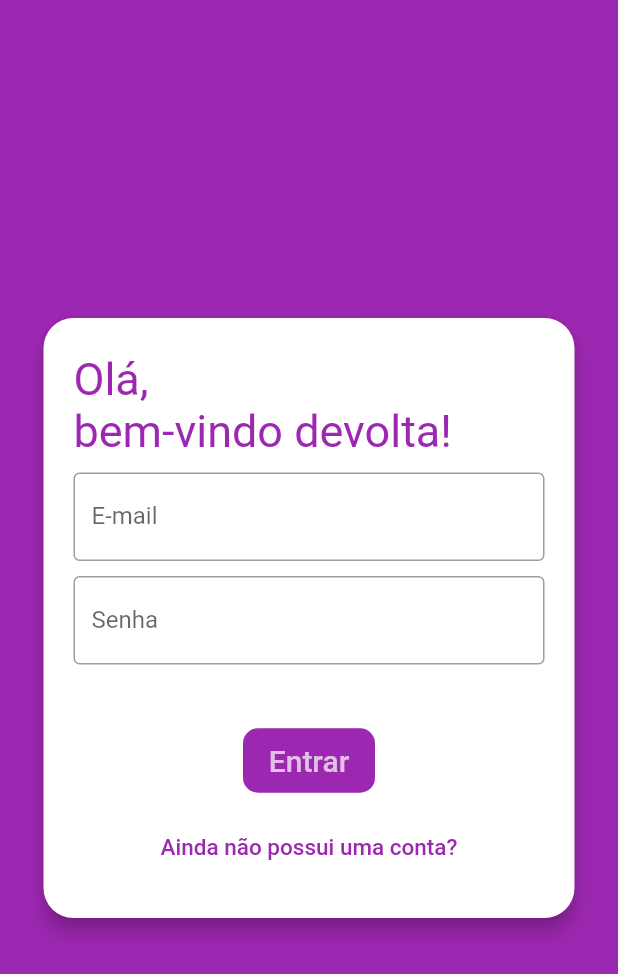
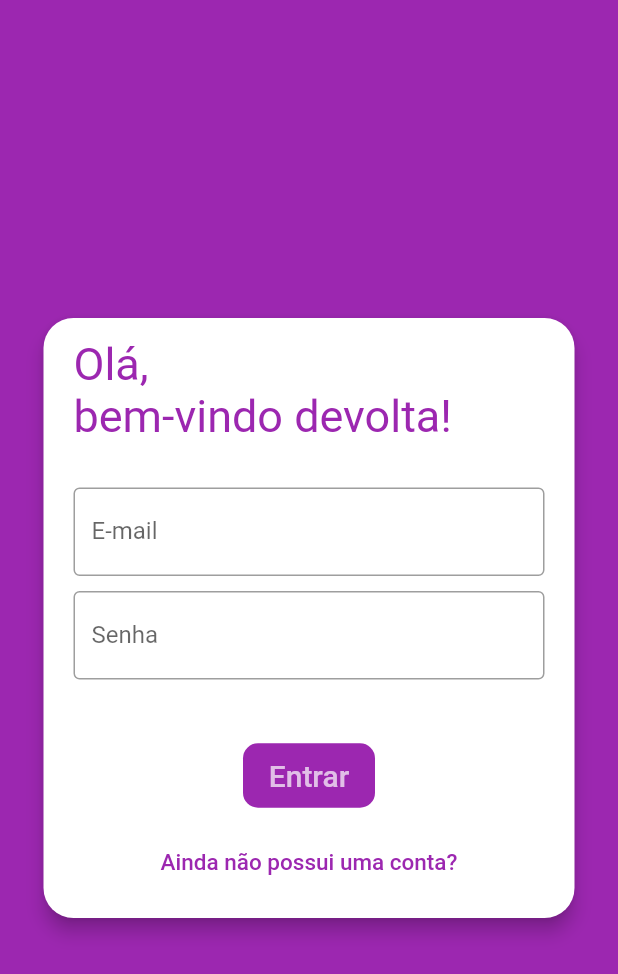
Before and after one commit to victorwolff39/mercos_challenge, a Flutter app: the screen it shows after launch, on a phone screen of 412 x 824 dp. Shown: the top 974 px of the screen. Run offline on Flutter 3.47's test engine with Material 2 defaults, Android fonts, the light colour scheme and no system bars; our stand-ins replace firebase_auth, firebase_core, fluttertoast; accounts and stored records are empty.

```diff
--- a/lib/main.dart
+++ b/lib/main.dart
@@ -39,9 +39,11 @@ class MyApp extends StatelessWidget {
             stream: FirebaseAuth.instance.authStateChanges(),
             builder: (ctx, userSnapshot) {
               if (!userSnapshot.hasData) {
+                /*
+                 * Se não existir nenhum usuário vai para a tela de login
+                 */
                 return AuthScreen();
               } else {
-                //return SplashScreen();
                 return Center(child: Text("Logado!!"));
               }
             },
--- a/lib/services/authentication.dart
+++ b/lib/services/authentication.dart
@@ -5,6 +5,8 @@ import 'package:mercos_challenge/models/auth_data.dart';
 class Authentication {
 
   final _auth = FirebaseAuth.instance;
+
+  //TODO: implement better Firebase error handling
 
    Future<String> signIn(AuthData authData) async {
     try {
--- a/lib/ui/screens/auth/auth_screen.dart
+++ b/lib/ui/screens/auth/auth_screen.dart
@@ -10,7 +10,6 @@ class AuthScreen extends StatefulWidget {
 }
 
 class _AuthScreenState extends State<AuthScreen> {
-  final GlobalKey<ScaffoldState> _scaffoldKey = GlobalKey<ScaffoldState>();
 
   bool _isLoading = false;
 
@@ -39,7 +38,6 @@ class _AuthScreenState extends State<AuthScreen> {
   @override
   Widget build(BuildContext context) {
     return Scaffold(
-      key: _scaffoldKey,
       backgroundColor: Theme.of(context).primaryColor,
       // body: AuthForm(_handleSubmit),
       body: Center(
--- a/lib/ui/wisgets/auth/auth_form.dart
+++ b/lib/ui/wisgets/auth/auth_form.dart
@@ -51,7 +51,7 @@ class _AuthFormState extends State<AuthForm> {
             tag: 'createUserContainer',
             child: Container(
               width: 400,
-              height: _authData.isLogin ? 400 : 450,
+              height: _authData.isLogin ? 400 : 420,
               padding: EdgeInsets.symmetric(horizontal: 20, vertical: 10),
               child: Form(
                 key: _formKey,
@@ -70,7 +70,7 @@ class _AuthFormState extends State<AuthForm> {
                         ),
                       ),
                     ),
-                    SizedBox(height: 10),
+                    SizedBox(height: 30),
                     TextFormField(
                       autocorrect: false,
                       textCapitalization: TextCapitalization.none,
```
Also changed, not shown: lib/models/product.dart (added, +32 -0 lines).
